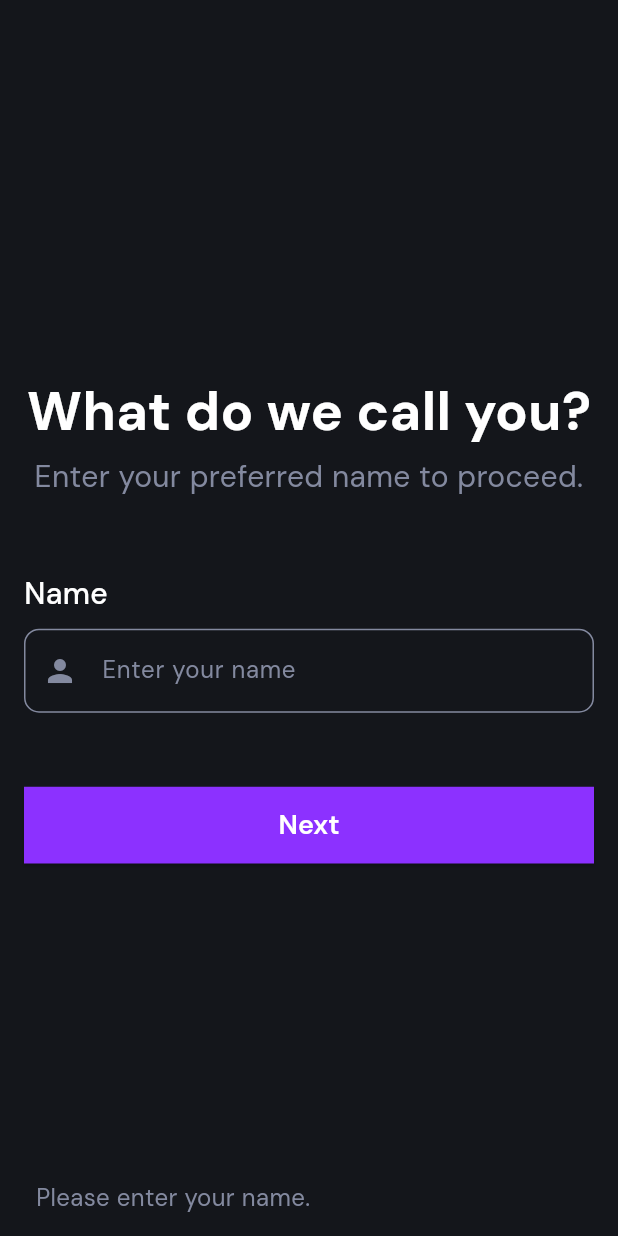
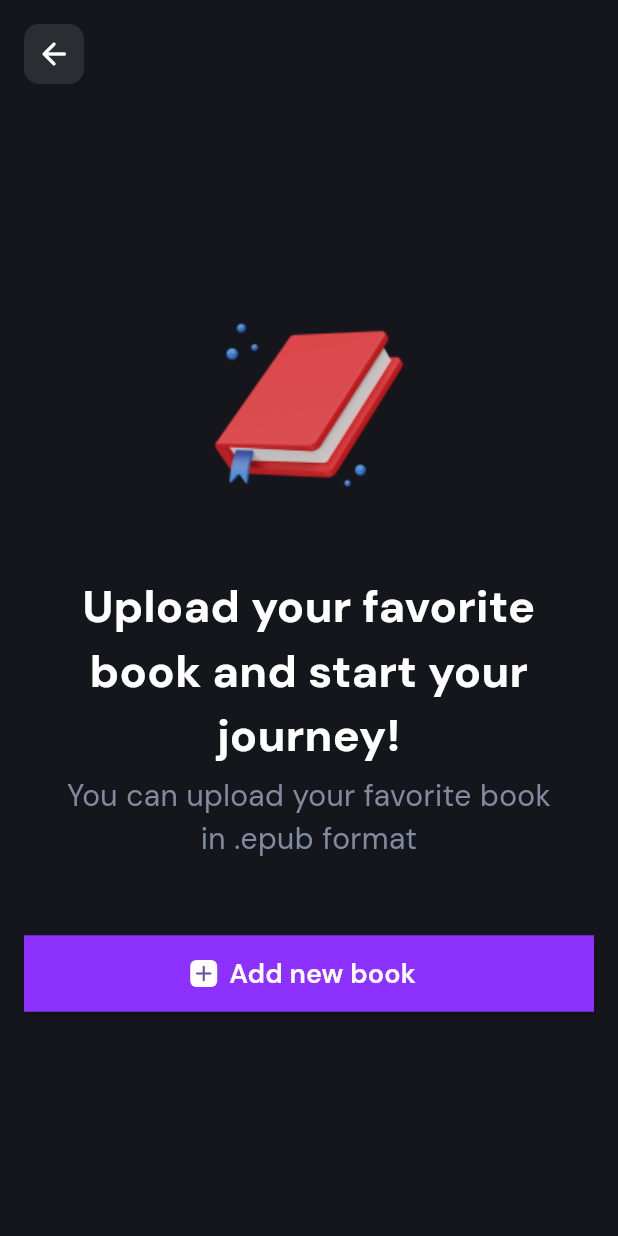
Before and after one commit to Maheen-Ilyas/ReadHaven, a Flutter app: the EnterName screen opened by its route, after a tap on "Next", on a phone screen of 412 x 824 dp. Run offline on Flutter 3.47's test engine with Material 3 defaults, Android fonts, the phone set to English and light mode, and no system bars; our stand-ins replace get, google_fonts.

Commit message:
Add book UI done

```diff
--- a/lib/main.dart
+++ b/lib/main.dart
@@ -4,6 +4,7 @@ import 'package:google_fonts/google_fonts.dart';
 import 'package:readhaven/views/auth/enter_name.dart';
 import 'package:readhaven/views/auth/login.dart';
 import 'package:readhaven/views/auth/signup.dart';
+import 'package:readhaven/views/onboarding/add_book.dart';
 import 'package:readhaven/views/onboarding/onboarding.dart';
 
 void main() {
@@ -29,6 +30,7 @@ class MyApp extends StatelessWidget {
         GetPage(name: '/login', page: () => const Login()),
         GetPage(name: '/signup', page: () => const Signup()),
         GetPage(name: '/name', page: () => const EnterName()),
+        GetPage(name: '/addbook', page: () => const AddBook()),
       ],
       debugShowCheckedModeBanner: false,
       home: const Onboarding(),
--- a/lib/views/auth/enter_name.dart
+++ b/lib/views/auth/enter_name.dart
@@ -31,7 +31,7 @@ class _EnterNameState extends State<EnterName> {
                       "What do we call you?",
                       style: TextStyle(
                         color: Colors.white,
-                        fontSize: 36.0,
+                        fontSize: 32.0,
                         fontWeight: FontWeight.bold,
                       ),
                     ),
@@ -71,7 +71,8 @@ class _EnterNameState extends State<EnterName> {
                   SizedBox(height: screenHeight * 0.06),
                   ElevatedButton(
                     onPressed: () {
-                      controller.fieldVerification(context);
+                      // controller.fieldVerification(context);
+                      Get.toNamed('/addbook');
                     },
                     style: ElevatedButton.styleFrom(
                       backgroundColor: Color(0xff8C31FF),
--- a/lib/views/auth/login.dart
+++ b/lib/views/auth/login.dart
@@ -30,7 +30,7 @@ class _LoginState extends State<Login> {
                     textAlign: TextAlign.center,
                     style: TextStyle(
                       color: Colors.white,
-                      fontSize: 36.0,
+                      fontSize: 32.0,
                       fontWeight: FontWeight.bold,
                     ),
                   ),
--- a/lib/views/auth/signup.dart
+++ b/lib/views/auth/signup.dart
@@ -31,7 +31,7 @@ class _SignupState extends State<Signup> {
                     textAlign: TextAlign.center,
                     style: TextStyle(
                       color: Colors.white,
-                      fontSize: 36.0,
+                      fontSize: 32.0,
                       fontWeight: FontWeight.bold,
                     ),
                   ),
--- /dev/null
+++ b/lib/views/onboarding/add_book.dart
@@ -0,0 +1,102 @@
+import 'package:flutter/material.dart';
+import 'package:get/get.dart';
+import 'package:readhaven/constants/app_constants.dart';
+
+class AddBook extends StatefulWidget {
+  const AddBook({super.key});
+
+  @override
+  State<AddBook> createState() => _AddBookState();
+}
+
+class _AddBookState extends State<AddBook> {
+  @override
+  Widget build(BuildContext context) {
+    double screenHeight = AppConstants.getScreenHeight(context);
+
+    return Scaffold(
+      appBar: AppBar(
+        leading: GestureDetector(
+          onTap: () => Get.back(),
+          child: Padding(
+            padding: const EdgeInsets.only(top: 16.0, left: 16.0),
+            child: Container(
+              decoration: BoxDecoration(
+                color: const Color.fromRGBO(255, 255, 255, 0.1),
+                borderRadius: BorderRadius.all(
+                  Radius.circular(10.0),
+                ),
+              ),
+              child: Icon(
+                Icons.arrow_back_rounded,
+                color: Colors.white,
+              ),
+            ),
+          ),
+        ),
+      ),
+      body: SafeArea(
+        child: Padding(
+          padding: const EdgeInsets.all(16.0),
+          child: Center(
+            child: SingleChildScrollView(
+              child: Column(
+                children: [
+                  Image.asset('assets/book2.png'),
+                  SizedBox(height: screenHeight * 0.06),
+                  Text(
+                    "Upload your favorite book and start your journey!",
+                    textAlign: TextAlign.center,
+                    style: TextStyle(
+                      color: Colors.white,
+                      fontSize: 30.0,
+                      fontWeight: FontWeight.bold,
+                    ),
+                  ),
+                  SizedBox(height: screenHeight * 0.005),
+                  Text(
+                    "You can upload your favorite book in .epub format",
+                    textAlign: TextAlign.center,
+                    style: TextStyle(
+                      color: Color(0xff83899F),
+                      fontSize: 20.0,
+                    ),
+                  ),
+                  SizedBox(height: screenHeight * 0.06),
+                  ElevatedButton.icon(
+                    onPressed: () {},
+                    style: ElevatedButton.styleFrom(
+                      backgroundColor: Color(0xff8C31FF),
+                      minimumSize: Size(double.infinity, screenHeight * 0.062),
+                      shape: ContinuousRectangleBorder(
+                        borderRadius: BorderRadius.circular(0.0),
+                      ),
+                    ),
+                    icon: Container(
+                      decoration: BoxDecoration(
+                        color: Colors.white,
+                        borderRadius: BorderRadius.all(
+                          Radius.circular(4.0),
+                        ),
+                        shape: BoxShape.rectangle,
+                      ),
+                      child: Icon(Icons.add_rounded),
+                    ),
+                    label: Text(
+                      "Add new book",
+                      style: TextStyle(
+                        color: Colors.white,
+                        fontSize: 18.0,
+                        fontWeight: FontWeight.w600,
+                      ),
+                    ),
+                  ),
+                ],
+              ),
+            ),
+          ),
+        ),
+      ),
+    );
+  }
+}
```
Also changed, not shown: assets/book2.png (added).
